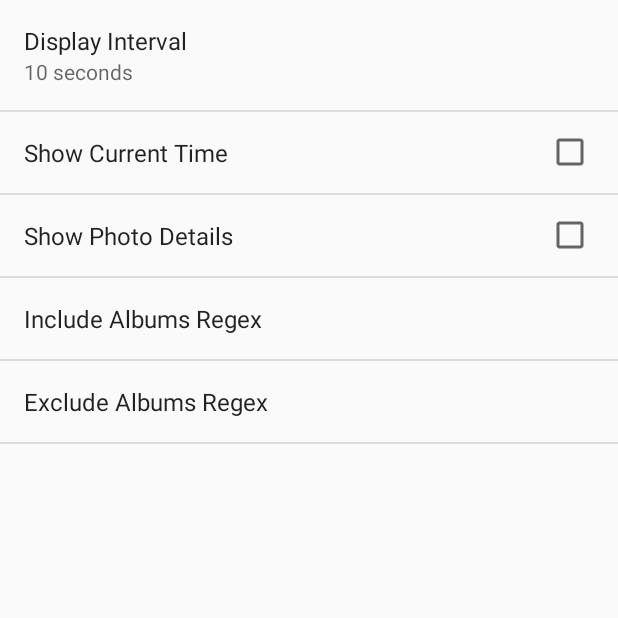
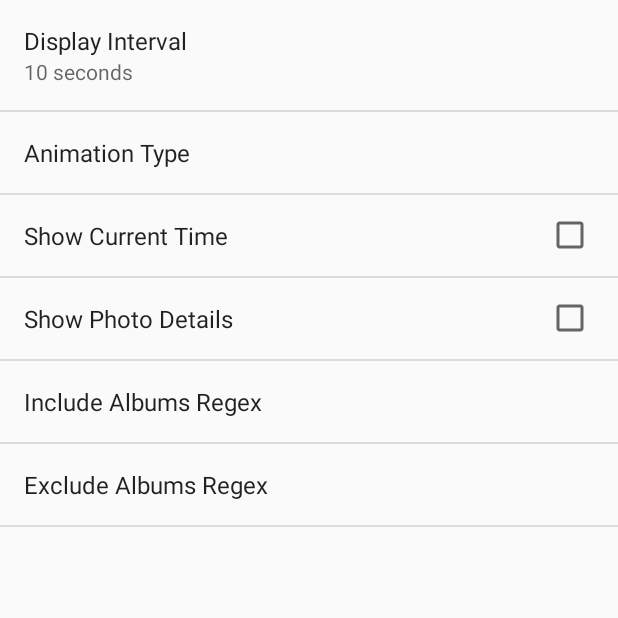
Before and after one commit to xandrewrampulla/GPhotoSlideshow, an Android app: the SettingsActivity screen opened directly, with no data from a screen before it, after a tap on "General", on a phone screen of 412 x 824 dp, the top half of it. Run offline under Robolectric (Android 15) with nearby library versions, the phone set to English and light mode, and no system bars.

Commit message:
Added option for different in/out animations between images.

```diff
--- a/app/src/main/java/com/drampulla/gphotoslideshow/PreferenceConstants.java
+++ b/app/src/main/java/com/drampulla/gphotoslideshow/PreferenceConstants.java
@@ -8,6 +8,7 @@ public interface PreferenceConstants {
 
     String DISPLAY_INTERVAL_KEY = "display_interval";
     String SLIDESHOW_INDEX = "slideshow_index";
+    String ANIMATION_TYPE = "animation_type";
 
     String SHOW_TIME = "showTimePreference";
     String SHOW_PHOTO_DESCRIPTION = "showPhotoDescriptionPreference";
--- a/app/src/main/java/com/drampulla/gphotoslideshow/SettingsActivity.java
+++ b/app/src/main/java/com/drampulla/gphotoslideshow/SettingsActivity.java
@@ -100,6 +100,7 @@ public class SettingsActivity extends AppCompatPreferenceActivity {
             case PreferenceConstants.SHOW_PHOTO_DESCRIPTION:
                 prefValue = sharedPreferences.getBoolean(preference.getKey(), false);
                 break;
+            case PreferenceConstants.ANIMATION_TYPE:
             case PreferenceConstants.DISPLAY_INTERVAL_KEY:
             case PreferenceConstants.INCLUDE_REGEX:
             case PreferenceConstants.EXCLUDE_REGEX:
@@ -173,6 +174,7 @@ public class SettingsActivity extends AppCompatPreferenceActivity {
             // to their values. When their values change, their summaries are
             // updated to reflect the new value, per the Android Design
             // guidelines.
+            bindPreferenceSummaryToValue(findPreference(PreferenceConstants.ANIMATION_TYPE));
             bindPreferenceSummaryToValue(findPreference(PreferenceConstants.DISPLAY_INTERVAL_KEY));
             bindPreferenceSummaryToValue(findPreference(PreferenceConstants.SHOW_TIME));
             bindPreferenceSummaryToValue(findPreference(PreferenceConstants.SHOW_PHOTO_DESCRIPTION));
--- /dev/null
+++ b/app/src/main/res/anim/rotate_and_grow.xml
@@ -0,0 +1,6 @@
+<?xml version="1.0" encoding="utf-8"?>
+<set xmlns:android="http://schemas.android.com/apk/res/android"
+    android:interpolator="@android:anim/linear_interpolator">
+    <rotate android:fromDegrees="0" android:toDegrees="720" android:duration="2000" android:pivotX="50%" android:pivotY="50%"/>
+    <scale android:fromXScale="0%" android:fromYScale="0%" android:toXScale="100%" android:toYScale="100%" android:pivotY="50%" android:pivotX="50%" android:duration="2000"/>
+</set>
--- /dev/null
+++ b/app/src/main/res/anim/rotate_and_shrink.xml
@@ -0,0 +1,6 @@
+<?xml version="1.0" encoding="utf-8"?>
+<set xmlns:android="http://schemas.android.com/apk/res/android"
+    android:interpolator="@android:anim/linear_interpolator">
+    <rotate android:fromDegrees="0" android:toDegrees="720" android:duration="2000" android:pivotX="50%" android:pivotY="50%"/>
+    <scale android:fromXScale="100%" android:fromYScale="100%" android:toXScale="0%" android:toYScale="0%" android:pivotY="50%" android:pivotX="50%" android:duration="2000"/>
+</set>
--- a/app/src/main/res/values/strings.xml
+++ b/app/src/main/res/values/strings.xml
@@ -24,6 +24,16 @@
         <item>120</item>
     </string-array>
     <string name="pref_slideshowsettings_display_interval_title">Display Interval</string>
+
+    <string-array name="animation_types">
+        <item>Fade</item>
+        <item>Rotate And Resize</item>
+    </string-array>
+
+    <string-array name="animation_type_values">
+        <item>fadein,fadeout</item>
+        <item>rotate_and_grow,rotate_and_shrink</item>
+    </string-array>
 
     <string name="pref_show_time">Show Current Time</string>
     <string name="pref_show_photo_description">Show Photo Details</string>
--- a/app/src/main/res/xml/pref_slideshowsettings.xml
+++ b/app/src/main/res/xml/pref_slideshowsettings.xml
@@ -10,6 +10,13 @@
         android:entryValues="@array/pref_slideshowsettings_display_interval_values"
         android:title="@string/pref_slideshowsettings_display_interval_title"
         />
+
+    <ListPreference
+        android:key="animation_type"
+        android:entries="@array/animation_types"
+        android:entryValues="@array/animation_type_values"
+        android:title="Animation Type"/>
+
     <CheckBoxPreference
         android:key="showTimePreference"
         android:title="@string/pref_show_time"
```
Also changed, not shown: app/src/main/java/com/drampulla/gphotoslideshow/MainActivity.java (+37 -3 lines).
